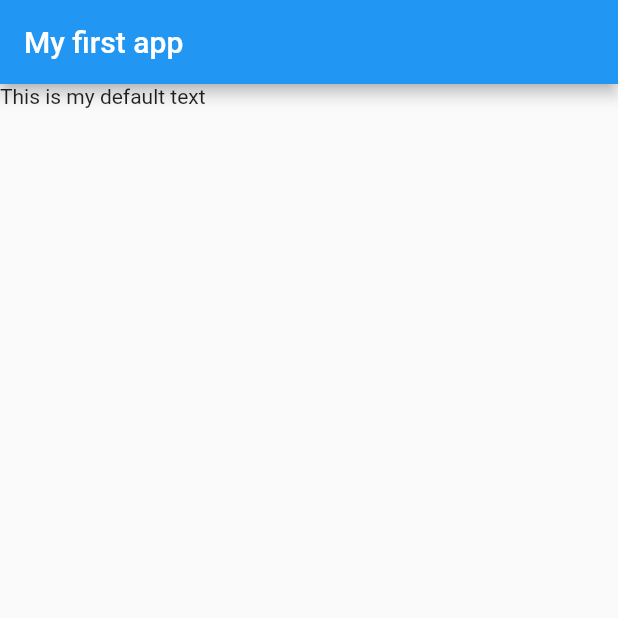
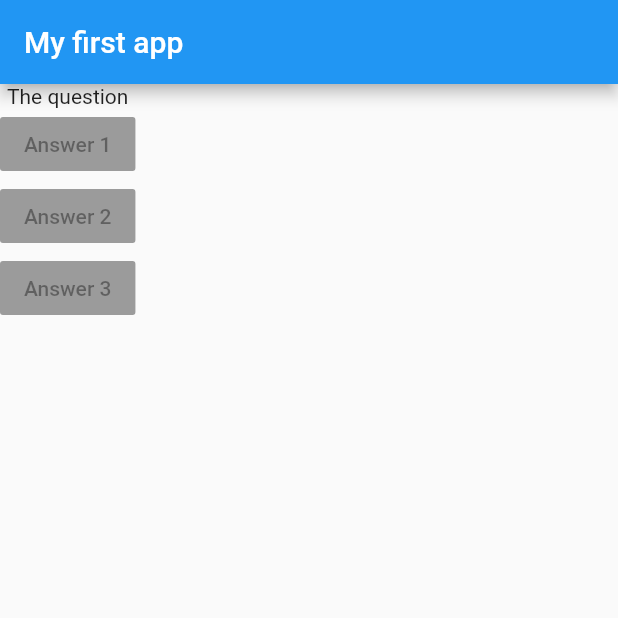
Before and after one commit to fede3mmanuel/-Flutter-Dart---The-Complete-Guide-2021-Edition---Section-2, a Flutter app: the screen it shows after launch, on a phone screen of 412 x 824 dp, the top half of it. Run offline on Flutter 3.47's test engine with Material 2 defaults, Android fonts, the phone set to English and light mode, and no system bars.

Commit message:
Addign Layout Widgets

```diff
--- a/lib/main.dart
+++ b/lib/main.dart
@@ -6,13 +6,32 @@
 
 class MyApp extends StatelessWidget {
   Widget build(BuildContext context) {
+    var questions = [
+      'What\'s is your favorite color?',
+      'What\'s your favorite animal?'
+    ];
     return MaterialApp(
       home: Scaffold(
-        appBar: AppBar(
-          title: Text('My first app'),
-        ),
-        body: Text('This is my default text'),
-      ),
+          appBar: AppBar(
+            title: Text('My first app'),
+          ),
+          body: Column(
+            children: [
+              Text('The question'),
+              RaisedButton(
+                child: Text('Answer 1'),
+                onPressed: null,
+              ),
+              RaisedButton(
+                child: Text('Answer 2'),
+                onPressed: null,
+              ),
+              RaisedButton(
+                child: Text('Answer 3'),
+                onPressed: null,
+              ),
+            ],
+          )),
     );
   }
 }
```
